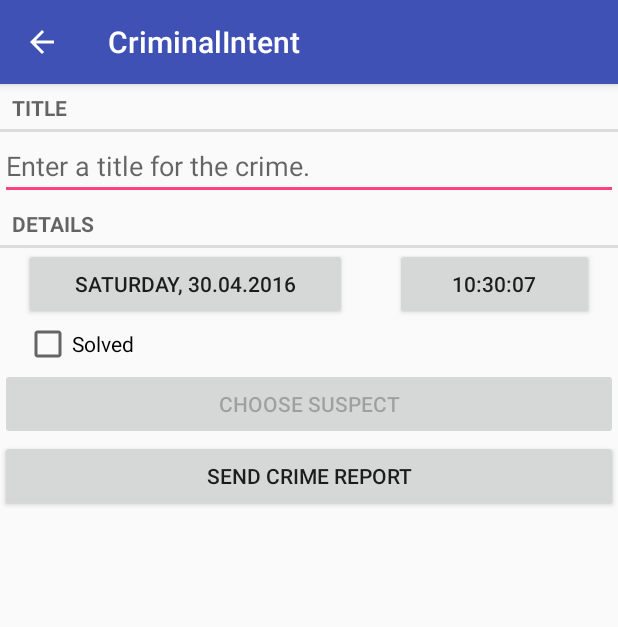
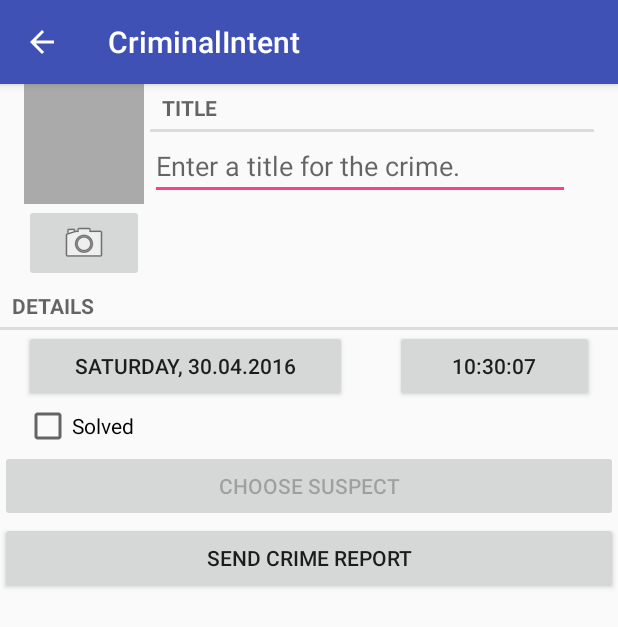
Before and after one commit to akniyev/the_big_nerd_ranch_android, an Android app: the CrimeFragment screen opened directly, with no data from a screen before it, on a phone screen of 412 x 824 dp. Shown: the top 627 px of the screen. Run offline under Robolectric (Android 15) with nearby library versions, the phone set to English and light mode, and no system bars.

Commit message:
chapter 16 (without challenges)

```diff
--- a/project03_chapter3/CriminalIntent/app/src/main/AndroidManifest.xml
+++ b/project03_chapter3/CriminalIntent/app/src/main/AndroidManifest.xml
@@ -2,6 +2,10 @@
 <manifest package="com.bignerdranch.android.criminalintent"
           xmlns:android="http://schemas.android.com/apk/res/android">
 
+    <uses-permission android:name="android.permission.READ_EXTERNAL_STORAGE"
+        android:maxSdkVersion="18"/>
+    <uses-feature android:name="android.hardware.camera"
+        android:required="false"/>
     <application
         android:allowBackup="true"
         android:icon="@mipmap/ic_launcher"
--- a/project03_chapter3/CriminalIntent/app/src/main/java/com/bignerdranch/android/criminalintent/Crime.java
+++ b/project03_chapter3/CriminalIntent/app/src/main/java/com/bignerdranch/android/criminalintent/Crime.java
@@ -33,6 +33,10 @@
         this.mSuspect = mSuspect;
     }
 
+    public String getPhotoFilename() {
+        return "IMG_" + getId().toString() + ".jpg";
+    }
+
     public Crime() {
         this(UUID.randomUUID());
     }
--- a/project03_chapter3/CriminalIntent/app/src/main/java/com/bignerdranch/android/criminalintent/CrimeFragment.java
+++ b/project03_chapter3/CriminalIntent/app/src/main/java/com/bignerdranch/android/criminalintent/CrimeFragment.java
@@ -4,9 +4,12 @@
 import android.content.Intent;
 import android.content.pm.PackageManager;
 import android.database.Cursor;
+import android.graphics.Bitmap;
+import android.media.Image;
 import android.net.Uri;
 import android.os.Bundle;
 import android.provider.ContactsContract;
+import android.provider.MediaStore;
 import android.support.annotation.Nullable;
 import android.support.v4.app.Fragment;
 import android.support.v4.app.FragmentManager;
@@ -20,10 +23,13 @@
 import android.widget.CheckBox;
 import android.widget.CompoundButton;
 import android.widget.EditText;
+import android.widget.ImageButton;
+import android.widget.ImageView;
 import android.widget.TimePicker;
 
 import org.joda.time.DateTime;
 
+import java.io.File;
 import java.text.DateFormat;
 import java.text.SimpleDateFormat;
 import java.util.Date;
@@ -40,14 +46,19 @@
     private static final int REQUEST_DATE = 0;
     private static final int REQUEST_TIME = 1;
     private static final int REQUEST_CONTACT = 2;
+    public static final int REQUEST_PHOTO = 3;
 
     private Crime mCrime;
+    private File mPhotoFile;
     private EditText mTitleField;
     private Button mDateButton;
     private Button mTimeButton;
     private CheckBox mSolvedCheckbox;
     private Button mReportButton;
     private Button mSuspectButton;
+    private ImageButton mPhotoButton;
+    private ImageView mPhotoView;
+
 
     public static CrimeFragment newInstance(UUID crimeId) {
         Bundle args = new Bundle();
@@ -63,6 +74,7 @@
         super.onCreate(savedInstanceState);
         UUID crimeId = (UUID) getArguments().getSerializable(ARG_CRIME_ID);
         mCrime = CrimeLab.get(getActivity()).getCrime(crimeId);
+        mPhotoFile = CrimeLab.get(getActivity()).getPhotoFile(mCrime);
     }
 
     private void updateDateTime() {
@@ -184,7 +196,38 @@
             mSuspectButton.setEnabled(false);
         }
 
+        mPhotoButton = (ImageButton) v.findViewById(R.id.crime_camera);
+
+        final Intent captureImage = new Intent(MediaStore.ACTION_IMAGE_CAPTURE);
+
+        boolean canTakePhoto = mPhotoFile != null && captureImage.resolveActivity(packageManager) != null;
+        mPhotoButton.setEnabled(canTakePhoto);
+
+        if (canTakePhoto) {
+            Uri uri = Uri.fromFile(mPhotoFile);
+            captureImage.putExtra(MediaStore.EXTRA_OUTPUT, uri);
+        }
+
+        mPhotoButton.setOnClickListener(new View.OnClickListener() {
+            @Override
+            public void onClick(View v) {
+                startActivityForResult(captureImage, REQUEST_PHOTO);
+            }
+        });
+
+        mPhotoView = (ImageView) v.findViewById(R.id.crime_photo);
+        updatePhotoView();
+
         return v;
+    }
+
+    private void updatePhotoView() {
+        if (mPhotoFile == null || !mPhotoFile.exists()) {
+            mPhotoView.setImageDrawable(null);
+        } else {
+            Bitmap bitmap = PictureUtils.getScaledBitmap(mPhotoFile.getPath(), getActivity());
+            mPhotoView.setImageBitmap(bitmap);
+        }
     }
 
     @Override
@@ -242,6 +285,10 @@
             }
         }
 
+        if (requestCode == REQUEST_PHOTO) {
+            updatePhotoView();
+        }
+
         updateDateTime();
     }
 }
--- a/project03_chapter3/CriminalIntent/app/src/main/java/com/bignerdranch/android/criminalintent/CrimeLab.java
+++ b/project03_chapter3/CriminalIntent/app/src/main/java/com/bignerdranch/android/criminalintent/CrimeLab.java
@@ -4,12 +4,14 @@
 import android.content.Context;
 import android.database.Cursor;
 import android.database.sqlite.SQLiteDatabase;
+import android.os.Environment;
 
 import com.bignerdranch.android.criminalintent.database.CrimeBaseHelper;
 import com.bignerdranch.android.criminalintent.database.CrimeCursorWrapper;
 import com.bignerdranch.android.criminalintent.database.CrimeDbSchema;
 import com.bignerdranch.android.criminalintent.database.CrimeDbSchema.CrimeTable;
 
+import java.io.File;
 import java.util.ArrayList;
 import java.util.List;
 import java.util.UUID;
@@ -76,6 +78,16 @@
         }
     }
 
+    public File getPhotoFile(Crime crime) {
+        File externalFilesDir = mContext.getExternalFilesDir(Environment.DIRECTORY_PICTURES);
+
+        if (externalFilesDir == null) {
+            return null;
+        }
+
+        return new File(externalFilesDir, crime.getPhotoFilename());
+    }
+
     public void updateCrime(Crime crime) {
         String uuidString = crime.getId().toString();
         ContentValues values = getContentValues(crime);
--- /dev/null
+++ b/project03_chapter3/CriminalIntent/app/src/main/java/com/bignerdranch/android/criminalintent/PictureUtils.java
@@ -0,0 +1,40 @@
+package com.bignerdranch.android.criminalintent;
+
+import android.app.Activity;
+import android.graphics.Bitmap;
+import android.graphics.BitmapFactory;
+import android.graphics.Point;
+
+/**
+ * Created by admin on 30/04/16.
+ */
+public class PictureUtils {
+    public static Bitmap getScaledBitmap(String path, int destWidth, int destHeight) {
+        BitmapFactory.Options options = new BitmapFactory.Options();
+        options.inJustDecodeBounds = true;
+        BitmapFactory.decodeFile(path, options);
+
+        float srcWidth = options.outWidth;
+        float srcHeight = options.outHeight;
+
+        int inSampleSize = 1;
+        if (srcHeight > destHeight || srcWidth > destWidth) {
+            if (srcWidth > srcHeight) {
+                inSampleSize = Math.round(srcHeight / destHeight);
+            } else {
+                inSampleSize = Math.round(srcWidth / destWidth);
+            }
+        }
+
+        options = new BitmapFactory.Options();
+        options.inSampleSize = inSampleSize;
+
+        return BitmapFactory.decodeFile(path, options);
+    }
+
+    public static Bitmap getScaledBitmap(String path, Activity activity) {
+        Point size = new Point();
+        activity.getWindowManager().getDefaultDisplay().getSize(size);
+        return getScaledBitmap(path, size.x, size.y);
+    }
+}
--- a/project03_chapter3/CriminalIntent/app/src/main/res/layout-land/fragment_crime.xml
+++ b/project03_chapter3/CriminalIntent/app/src/main/res/layout-land/fragment_crime.xml
@@ -3,16 +3,7 @@
               android:orientation="vertical"
               android:layout_width="match_parent"
               android:layout_height="match_parent">
-    <TextView
-        android:layout_width="match_parent"
-        android:layout_height="wrap_content"
-        android:text="@string/crime_title_label"
-        style="?android:listSeparatorTextViewStyle"/>
-    <EditText
-        android:id="@+id/crime_title"
-        android:layout_width="match_parent"
-        android:layout_height="wrap_content"
-        android:hint="@string/crime_title_hint"/>
+    <include layout="@layout/view_camera_and_title"/>
     <TextView
         android:layout_width="match_parent"
         android:layout_height="wrap_content"
@@ -26,12 +17,26 @@
         android:layout_marginLeft="16dp"
         android:layout_marginRight="16dp">
 
-        <Button
-            android:id="@+id/crime_date"
-            android:layout_width="fill_parent"
+        <LinearLayout
+            android:layout_width="match_parent"
             android:layout_height="wrap_content"
-            android:layout_weight="0.3"/>
+            android:orientation="horizontal">
+            <Button
+                android:id="@+id/crime_date"
+                android:layout_weight="1"
+                android:layout_height="wrap_content"
+                android:layout_width="wrap_content"
+                android:layout_marginLeft="16dp"
+                android:layout_marginRight="16dp"/>
 
+            <Button
+                android:id="@+id/crime_time"
+                android:layout_weight="1"
+                android:layout_height="wrap_content"
+                android:layout_width="wrap_content"
+                android:layout_marginLeft="16dp"
+                android:layout_marginRight="16dp"/>
+        </LinearLayout>
         <CheckBox
             android:id="@+id/crime_solved"
             android:layout_width="fill_parent"
--- a/project03_chapter3/CriminalIntent/app/src/main/res/layout/fragment_crime.xml
+++ b/project03_chapter3/CriminalIntent/app/src/main/res/layout/fragment_crime.xml
@@ -3,16 +3,8 @@
               android:orientation="vertical"
               android:layout_width="match_parent"
               android:layout_height="match_parent">
-    <TextView
-        android:layout_width="match_parent"
-        android:layout_height="wrap_content"
-        android:text="@string/crime_title_label"
-        style="?android:listSeparatorTextViewStyle"/>
-    <EditText
-        android:id="@+id/crime_title"
-        android:layout_width="match_parent"
-        android:layout_height="wrap_content"
-        android:hint="@string/crime_title_hint"/>
+    <include layout="@layout/view_camera_and_title"/>
+
     <TextView
         android:layout_width="match_parent"
         android:layout_height="wrap_content"
--- /dev/null
+++ b/project03_chapter3/CriminalIntent/app/src/main/res/layout/view_camera_and_title.xml
@@ -0,0 +1,52 @@
+<?xml version="1.0" encoding="utf-8"?>
+<LinearLayout
+    xmlns:android="http://schemas.android.com/apk/res/android"
+    android:layout_width="match_parent"
+    android:layout_height="wrap_content"
+    android:layout_marginLeft="16dp"
+    android:layout_marginRight="16dp">
+
+    <LinearLayout
+        android:layout_width="wrap_content"
+        android:layout_height="wrap_content"
+        android:orientation="vertical"
+        android:layout_marginRight="4dp" >
+
+        <ImageView
+            android:id="@+id/crime_photo"
+            android:layout_width="80dp"
+            android:layout_height="80dp"
+            android:scaleType="centerInside"
+            android:background="@android:color/darker_gray"
+            android:cropToPadding="true"/>
+
+        <ImageButton
+            android:id="@+id/crime_camera"
+            android:layout_width="match_parent"
+            android:layout_height="wrap_content"
+            android:src="@android:drawable/ic_menu_camera"/>
+
+    </LinearLayout>
+
+    <LinearLayout
+        android:layout_width="wrap_content"
+        android:layout_height="wrap_content"
+        android:orientation="vertical"
+        android:layout_weight="1">
+
+        <TextView
+            android:layout_width="match_parent"
+            android:layout_height="wrap_content"
+            android:text="@string/crime_title_label"
+            style="?android:listSeparatorTextViewStyle"/>
+
+        <EditText
+            android:id="@+id/crime_title"
+            android:layout_width="match_parent"
+            android:layout_height="wrap_content"
+            android:layout_marginRight="16dp"
+            android:hint="@string/crime_title_hint"/>
+
+    </LinearLayout>
+
+</LinearLayout>
```
